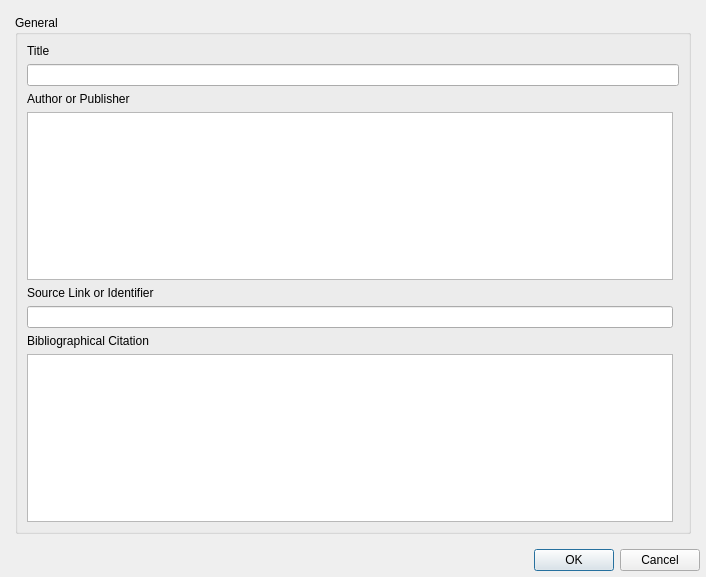
Old version of the form LDMP/gui/DlgDatasetMetadata.ui in the repository ConservationInternational/trends.earth.
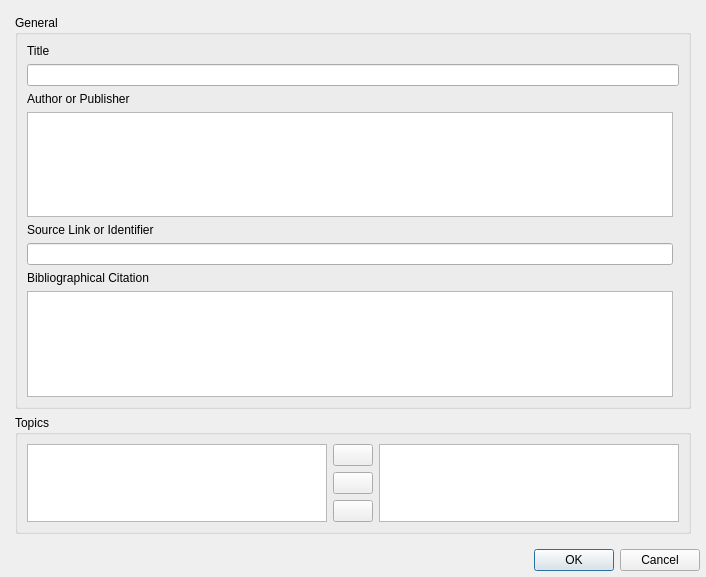
New version of the form. Custom widgets are drawn as their Qt base class.

Commit message: include missing components in the UI

Patch:
```diff
--- a/LDMP/gui/DlgDatasetMetadata.ui
+++ b/LDMP/gui/DlgDatasetMetadata.ui
@@ -50,8 +50,8 @@
           <string>General</string>
          </property>
          <layout class="QGridLayout" name="gridLayout">
-          <item row="9" column="0">
-           <widget class="QTextEdit" name="te_citation">
+          <item row="4" column="0">
+           <widget class="QTextEdit" name="te_author">
             <property name="readOnly">
              <bool>true</bool>
             </property>
@@ -61,9 +61,9 @@
            <widget class="QLineEdit" name="le_title"/>
           </item>
           <item row="6" column="0">
-           <widget class="QLineEdit" name="le_source">
-            <property name="readOnly">
-             <bool>true</bool>
+           <widget class="QLabel" name="label_4">
+            <property name="text">
+             <string>Source Link or Identifier</string>
             </property>
            </widget>
           </item>
@@ -74,15 +74,8 @@
             </property>
            </widget>
           </item>
-          <item row="8" column="0">
-           <widget class="QLabel" name="label_3">
-            <property name="text">
-             <string>Bibliographical Citation</string>
-            </property>
-           </widget>
-          </item>
-          <item row="4" column="0">
-           <widget class="QTextEdit" name="te_author">
+          <item row="12" column="0">
+           <widget class="QTextEdit" name="te_citation">
             <property name="readOnly">
              <bool>true</bool>
             </property>
@@ -95,10 +88,74 @@
             </property>
            </widget>
           </item>
-          <item row="5" column="0">
-           <widget class="QLabel" name="label_4">
+          <item row="11" column="0">
+           <widget class="QLabel" name="label_3">
             <property name="text">
-             <string>Source Link or Identifier</string>
+             <string>Bibliographical Citation</string>
+            </property>
+           </widget>
+          </item>
+          <item row="10" column="0">
+           <widget class="QLineEdit" name="le_source">
+            <property name="readOnly">
+             <bool>true</bool>
+            </property>
+           </widget>
+          </item>
+         </layout>
+        </widget>
+       </item>
+       <item>
+        <widget class="QgsCollapsibleGroupBox" name="groupBox_2">
+         <property name="title">
+          <string>Topics</string>
+         </property>
+         <layout class="QGridLayout" name="gridLayout_2">
+          <item row="0" column="0" rowspan="3">
+           <widget class="QListView" name="lst_default_categories"/>
+          </item>
+          <item row="0" column="1">
+           <widget class="QPushButton" name="btn_add_default_category">
+            <property name="sizePolicy">
+             <sizepolicy hsizetype="Maximum" vsizetype="Fixed">
+              <horstretch>0</horstretch>
+              <verstretch>0</verstretch>
+             </sizepolicy>
+            </property>
+            <property name="toolTip">
+             <string>Add selected ISO categories to metadata</string>
+            </property>
+            <property name="text">
+             <string/>
+            </property>
+           </widget>
+          </item>
+          <item row="0" column="2" rowspan="3">
+           <widget class="QListView" name="lst_categories"/>
+          </item>
+          <item row="1" column="1">
+           <widget class="QPushButton" name="btn_new_category">
+            <property name="toolTip">
+             <string>Add a new custom category to the metadata</string>
+            </property>
+            <property name="text">
+             <string/>
+            </property>
+           </widget>
+          </item>
+          <item row="2" column="1">
+           <widget class="QPushButton" name="btn_remove_category">
+            <property name="sizePolicy">
+             <sizepolicy hsizetype="Maximum" vsizetype="Fixed">
+              <horstretch>0</horstretch>
+              <verstretch>0</verstretch>
+             </sizepolicy>
+            </property>
+            <property name="toolTip">
+             <string>Remove selected categories from metadata</string>
+            </property>
+            <property name="text">
+             <string/>
             </property>
            </widget>
           </item>
```
Left out of the diff: 5 changed lines with no effect on the pictures. The commit also changes 1 other file.
